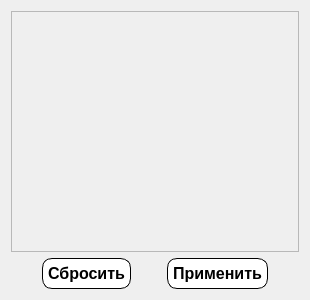
Qt form Gui/Filters/Admin/f_user.ui (MyEdit/Casino_Client) before a commit.
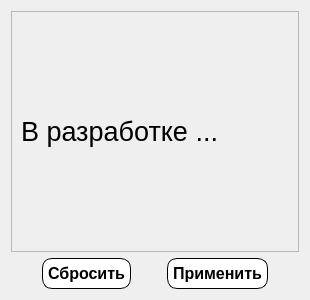
The same form after that commit.

What changed in the file:
```diff
--- a/Gui/Filters/Admin/f_user.ui
+++ b/Gui/Filters/Admin/f_user.ui
@@ -28,7 +28,21 @@
         <height>238</height>
        </rect>
       </property>
-      <layout class="QVBoxLayout" name="verticalLayout_2"/>
+      <layout class="QVBoxLayout" name="verticalLayout_2">
+       <item>
+        <widget class="QLabel" name="label">
+         <property name="font">
+          <font>
+           <family>Segoe UI</family>
+           <pointsize>20</pointsize>
+          </font>
+         </property>
+         <property name="text">
+          <string>В разработке ...</string>
+         </property>
+        </widget>
+       </item>
+      </layout>
      </widget>
     </widget>
    </item>
```
